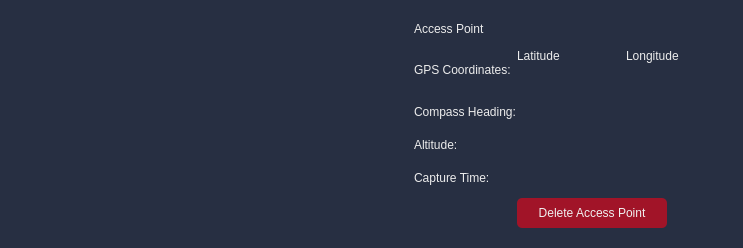
CSUN-SERL/lcar-bot, file src/gcs/resources/forms/AccessPointStats.ui: the form before one commit.
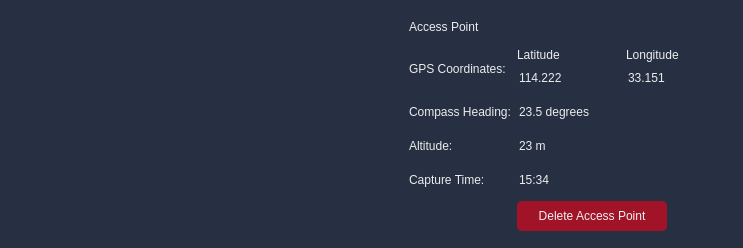
The form after the commit.

Diff of the .ui file:
```diff
--- a/src/gcs/resources/forms/AccessPointStats.ui
+++ b/src/gcs/resources/forms/AccessPointStats.ui
@@ -58,11 +58,11 @@
      <property name="sizeConstraint">
       <enum>QLayout::SetMinimumSize</enum>
      </property>
-     <property name="horizontalSpacing">
-      <number>1</number>
+     <property name="leftMargin">
+      <number>0</number>
      </property>
-     <property name="verticalSpacing">
-      <number>3</number>
+     <property name="spacing">
+      <number>6</number>
      </property>
      <item row="1" column="0">
       <widget class="QLabel" name="gpsCoordinateLabel">
@@ -124,7 +124,7 @@
           </size>
          </property>
          <property name="text">
-          <string/>
+          <string>33.151</string>
          </property>
          <property name="readOnly">
           <bool>true</bool>
@@ -146,7 +146,7 @@
           </size>
          </property>
          <property name="text">
-          <string/>
+          <string>114.222</string>
          </property>
          <property name="readOnly">
           <bool>true</bool>
@@ -211,6 +211,9 @@
          <height>25</height>
         </size>
        </property>
+       <property name="text">
+        <string>15:34</string>
+       </property>
        <property name="readOnly">
         <bool>true</bool>
        </property>
@@ -237,6 +240,9 @@
          <height>25</height>
         </size>
        </property>
+       <property name="text">
+        <string>23 m</string>
+       </property>
        <property name="readOnly">
         <bool>true</bool>
        </property>
@@ -256,6 +262,9 @@
          <height>25</height>
         </size>
        </property>
+       <property name="text">
+        <string>23.5 degrees</string>
+       </property>
        <property name="readOnly">
         <bool>true</bool>
        </property>
```
